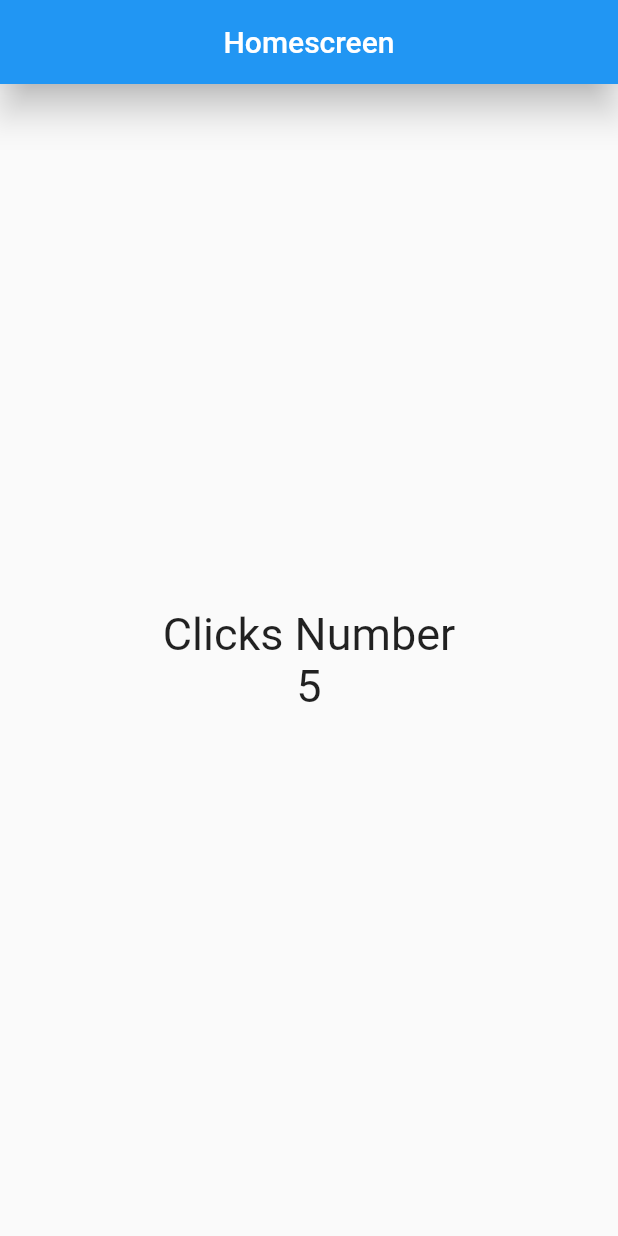
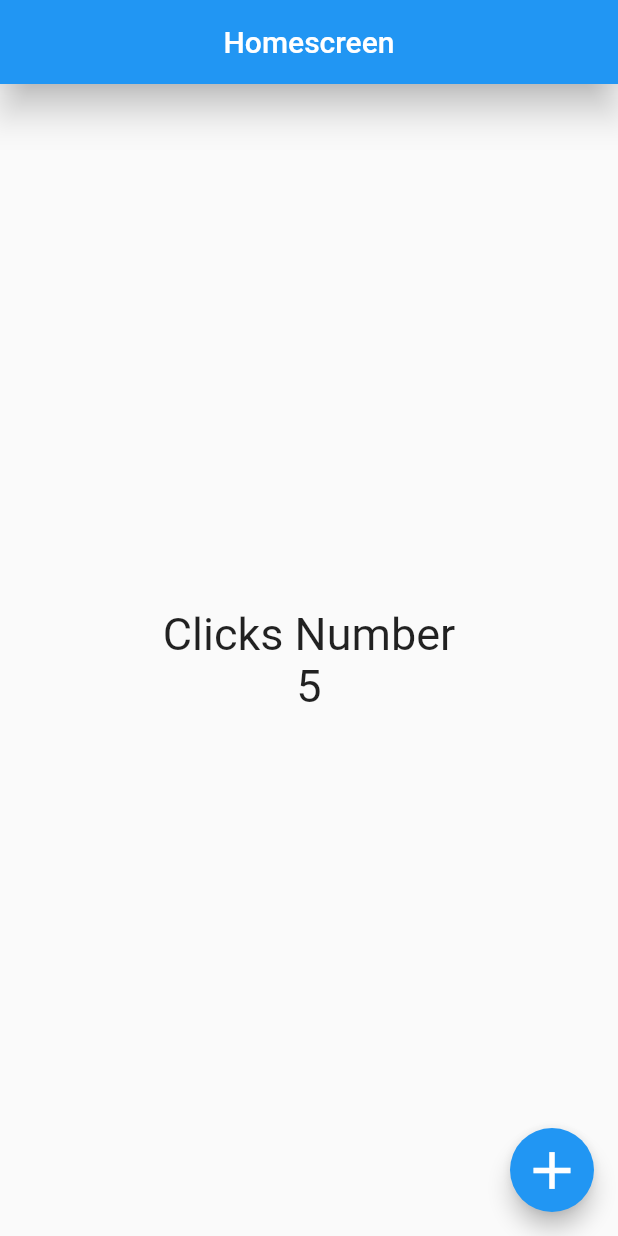
Before and after one commit to Membrive92/FlutterLearning, a Flutter app: the screen it shows after launch, on a phone screen of 412 x 824 dp. Run offline on Flutter 3.47's test engine with Material 2 defaults, Android fonts, the phone set to English and light mode, and no system bars.

Commit message:
Floating Button added

```diff
--- a/lib/screens/home_screen.dart
+++ b/lib/screens/home_screen.dart
@@ -25,6 +25,13 @@ class HomeScreen extends StatelessWidget {
 
             ]),
         ),
+      floatingActionButton: FloatingActionButton(
+        child: const Icon(Icons.add, size: 42.0),
+        onPressed: () {
+          print('Me has pulsado');
+        },
+
+      ) ,
     );
 
 
```
